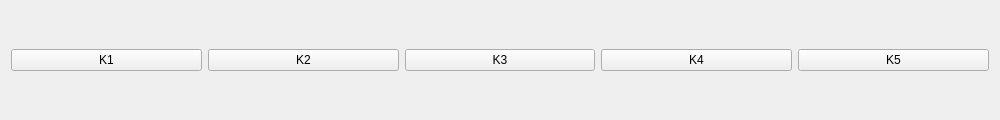
Old version of the form qt/qkeywin/KbdWidget.ui in the repository alexvlv/testings.
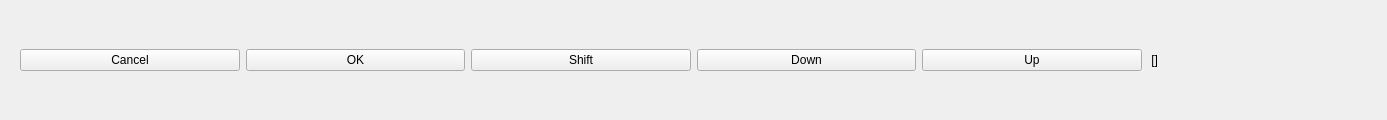
New version of the form.

What changed in the file:
```diff
--- a/qt/qkeywin/KbdWidget.ui
+++ b/qt/qkeywin/KbdWidget.ui
@@ -6,13 +6,32 @@
    <rect>
     <x>0</x>
     <y>0</y>
-    <width>1000</width>
+    <width>1387</width>
     <height>120</height>
    </rect>
   </property>
+  <property name="sizePolicy">
+   <sizepolicy hsizetype="Preferred" vsizetype="Minimum">
+    <horstretch>0</horstretch>
+    <verstretch>0</verstretch>
+   </sizepolicy>
+  </property>
   <property name="windowTitle">
    <string>Form</string>
   </property>
+  <layout class="QHBoxLayout" name="horizontalLayout_2">
+   <item>
+    <widget class="QStackedWidget" name="stackedWidget">
+     <property name="sizePolicy">
+      <sizepolicy hsizetype="Preferred" vsizetype="Minimum">
+       <horstretch>0</horstretch>
+       <verstretch>0</verstretch>
+      </sizepolicy>
+     </property>
+     <property name="currentIndex">
+      <number>1</number>
+     </property>
+     <widget class="QWidget" name="pageMain">
   <layout class="QHBoxLayout" name="horizontalLayout">
    <item>
     <widget class="QPushButton" name="btnF1">
@@ -47,6 +66,92 @@
      <property name="text">
       <string>K5</string>
      </property>
+        </widget>
+       </item>
+      </layout>
+     </widget>
+     <widget class="QWidget" name="pageEdit">
+      <layout class="QHBoxLayout" name="horizontalLayout_3">
+       <item>
+        <widget class="QPushButton" name="btnCancel">
+         <property name="maximumSize">
+          <size>
+           <width>380</width>
+           <height>16777215</height>
+          </size>
+         </property>
+         <property name="text">
+          <string>Cancel</string>
+         </property>
+        </widget>
+       </item>
+       <item>
+        <widget class="QPushButton" name="btnOK">
+         <property name="maximumSize">
+          <size>
+           <width>380</width>
+           <height>16777215</height>
+          </size>
+         </property>
+         <property name="text">
+          <string>OK</string>
+         </property>
+        </widget>
+       </item>
+       <item>
+        <widget class="QPushButton" name="btnShift">
+         <property name="maximumSize">
+          <size>
+           <width>380</width>
+           <height>16777215</height>
+          </size>
+         </property>
+         <property name="text">
+          <string>Shift</string>
+         </property>
+        </widget>
+       </item>
+       <item>
+        <widget class="QPushButton" name="btnDown">
+         <property name="maximumSize">
+          <size>
+           <width>380</width>
+           <height>16777215</height>
+          </size>
+         </property>
+         <property name="text">
+          <string>Down</string>
+         </property>
+        </widget>
+       </item>
+       <item>
+        <widget class="QPushButton" name="btnUp">
+         <property name="maximumSize">
+          <size>
+           <width>380</width>
+           <height>16777215</height>
+          </size>
+         </property>
+         <property name="text">
+          <string>Up</string>
+         </property>
+        </widget>
+       </item>
+       <item>
+        <widget class="QLabel" name="labelSymbols">
+         <property name="maximumSize">
+          <size>
+           <width>380</width>
+           <height>16777215</height>
+          </size>
+         </property>
+         <property name="text">
+          <string> []</string>
+         </property>
+        </widget>
+       </item>
+      </layout>
+     </widget>
     </widget>
    </item>
   </layout>
```
Left out of the diff: 10 changed lines with no effect on the pictures. Lines whose indentation alone changed are shown as unchanged.
